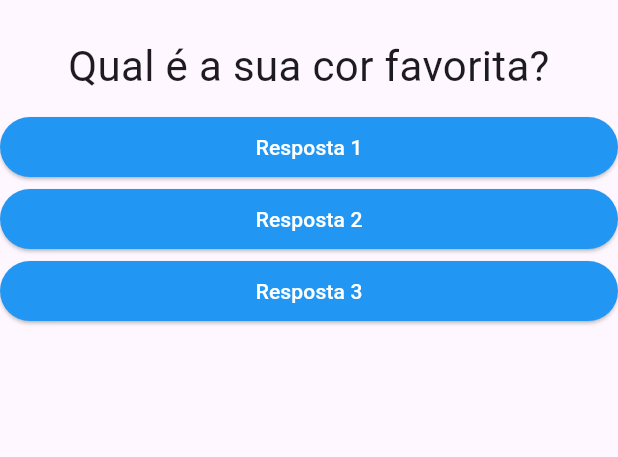
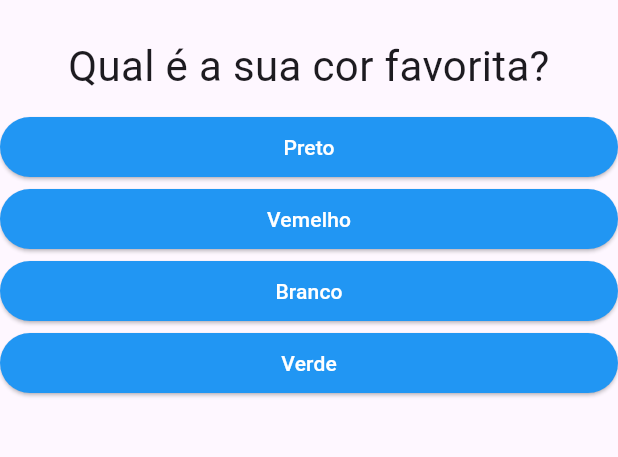
Before and after one commit to AlexandreFel1pe/curso_flutter, a Flutter app: the screen it shows after launch, on a phone screen of 412 x 824 dp, the part 63-520 px from its top. Run offline on Flutter 3.47's test engine with Material 3 defaults, Android fonts, the phone set to English and light mode, and no system bars.

```diff
--- a/projeto_perguntas/lib/main.dart
+++ b/projeto_perguntas/lib/main.dart
@@ -40,6 +40,12 @@ class _PerguntaAppState extends State<PerguntaApp> {
       },
     ];
 
+    List<Widget> respostas = [];
+
+    for (var textoResp in perguntas[_perguntaSelecionada]['respostas'] as List<String>) {
+      respostas.add(Resposta(textoResp, _responder));
+    }
+
     return MaterialApp(
       home: Scaffold(
         appBar: AppBar(
@@ -48,9 +54,7 @@ class _PerguntaAppState extends State<PerguntaApp> {
         body: Column(
           children: [
             Questao('${perguntas[_perguntaSelecionada]['texto']}'),
-            Resposta('Resposta 1', _responder),
-            Resposta('Resposta 2', _responder),
-            Resposta('Resposta 3', _responder),
+            ...respostas,
           ],
         ),
       ),
```
